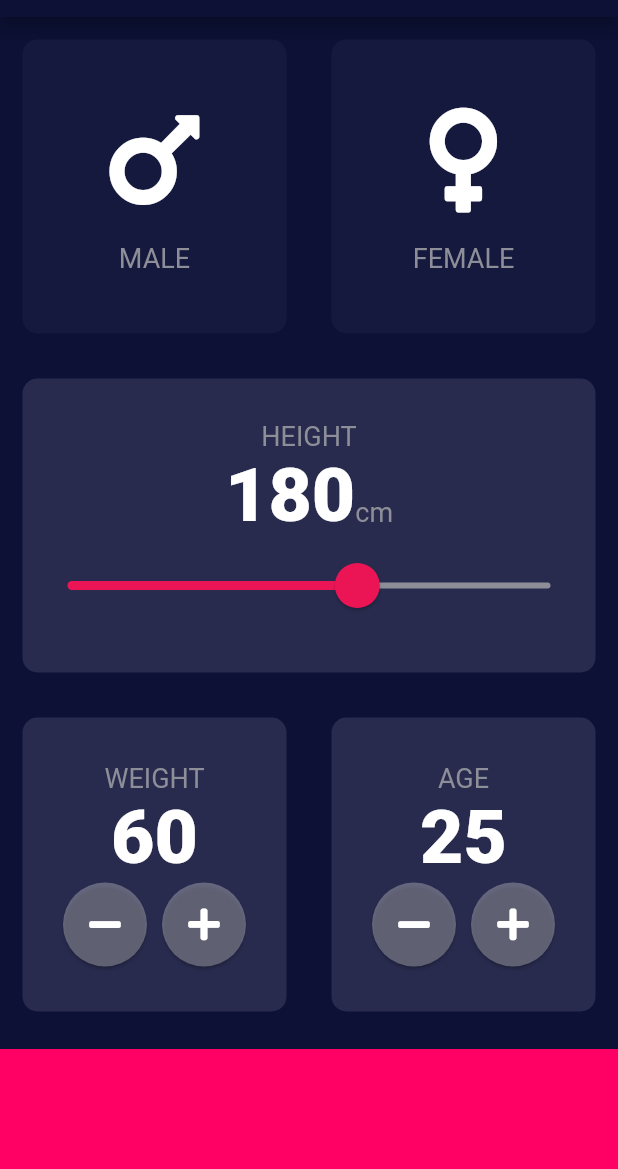
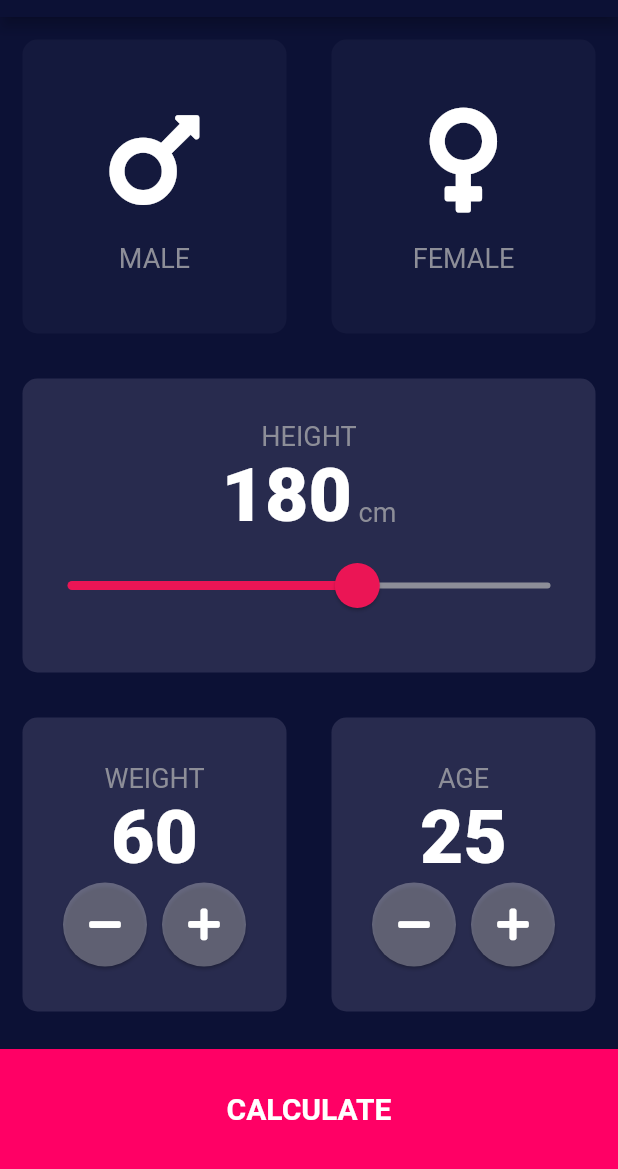
Before and after one commit to rautellin/flutter-BMI-calculator, a Flutter app: the screen it shows after launch, on a phone screen of 412 x 824 dp, the part 67-1236 px from its top. Run offline on Flutter 3.47's test engine with Material 2 defaults, Android fonts, the phone set to English and light mode, and no system bars; our stand-ins replace font_awesome_flutter.

Commit message:
refactored the app and added more widgets with styling!

```diff
--- /dev/null
+++ b/lib/bmi_data.dart
@@ -0,0 +1,31 @@
+import 'dart:math';
+
+class CalculatorBMI {
+  CalculatorBMI({this.height, this.weight});
+
+  final int height;
+  final int weight;
+
+  double _bmi;
+
+  String calculateBMI() {
+    _bmi = weight / pow(height / 100, 2);
+    return _bmi.toStringAsFixed(1);
+  }
+
+  String getResult() {
+    return (_bmi >= 25)
+        ? 'Overweight'
+        : _bmi > 18.5
+            ? 'Normal'
+            : 'Underweight';
+  }
+
+  String getInterpretation() {
+    return (_bmi >= 25)
+        ? 'You have a higher than normal body weight. Try to exercise more.'
+        : _bmi > 18.5
+            ? 'You have a normal body weight. Good job!'
+            : 'You have a lower than normal body weight. You can eat a bit more.';
+  }
+}
--- a/lib/constants/constants.dart
+++ b/lib/constants/constants.dart
@@ -1,15 +1,4 @@
-import 'package:flutter/material.dart';
+const double minSliderValue = 120.0;
+const double maxSliderValue = 220.0;
 
-const TextStyle textStyle = TextStyle(color: Color(0xFF8D8E98), fontSize: 18.0);
-const TextStyle numberStyle =
-    TextStyle(fontSize: 50.0, fontWeight: FontWeight.w900);
-const double bottomBarHeight = 80.0;
-const Color bottomBarColor = Color(0xFFFF0065);
-const Color activeCardColor = Color(0xFF282B4E);
-const Color inactiveCardColor = Color(0x4D282B4E);
-
-const minSliderValue = 120.0;
-const maxSliderValue = 220.0;
-const activeSliderColor = Color(0xFFEB1555);
-const activeSliderColorTransparent = Color(0x68EB1555);
-const inactiveSliderColor = Color(0xFF8D8E98);
+const String appName = 'BMI CALCULATOR';
--- /dev/null
+++ b/lib/constants/styles.dart
@@ -0,0 +1,45 @@
+import 'package:flutter/material.dart';
+
+const TextStyle textStyle = TextStyle(
+  color: Color(0xFF8D8E98),
+  fontSize: 18.0,
+);
+
+const TextStyle numberStyle = TextStyle(
+  fontSize: 50.0,
+  fontWeight: FontWeight.w900,
+);
+
+const titleTextStyle = TextStyle(
+  fontSize: 50.0,
+  fontWeight: FontWeight.bold,
+);
+
+const resultTextStyle = TextStyle(
+  color: Color(0xFF24D876),
+  fontSize: 22.0,
+  fontWeight: FontWeight.bold,
+);
+
+const BMITextStyle = TextStyle(
+  fontSize: 100.0,
+  fontWeight: FontWeight.bold,
+);
+
+const bodyTextStyle = TextStyle(
+  fontSize: 22.0,
+);
+
+const bottomTextStyle = TextStyle(
+  fontWeight: FontWeight.bold,
+  fontSize: 20.0,
+);
+
+const Color bottomBarColor = Color(0xFFFF0065);
+const Color activeCardColor = Color(0xFF282B4E);
+const Color inactiveCardColor = Color(0x4D282B4E);
+const activeSliderColor = Color(0xFFEB1555);
+const activeSliderColorTransparent = Color(0x68EB1555);
+const inactiveSliderColor = Color(0xFF8D8E98);
+
+const double bottomBarHeight = 80.0;
--- a/lib/main.dart
+++ b/lib/main.dart
@@ -1,5 +1,5 @@
 import 'package:flutter/material.dart';
-import 'input_page.dart';
+import 'screens/input_page.dart';
 
 void main() => runApp(BMICalculator());
 
--- a/lib/input_page.dart
+++ b/lib/screens/input_page.dart
@@ -1,9 +1,13 @@
 import 'package:flutter/material.dart';
 import 'package:font_awesome_flutter/font_awesome_flutter.dart';
-import 'widgets/icon_content.dart';
-import 'widgets/reusable_card.dart';
-import 'widgets/round_icon_button.dart';
-import 'constants/constants.dart' as Constants;
+import '../widgets/icon_content.dart';
+import '../widgets/reusable_card.dart';
+import '../widgets/round_icon_button.dart';
+import '../widgets/bottom_button.dart';
+import 'results_screen.dart';
+import '../constants/constants.dart' as Constants;
+import '../constants/styles.dart' as Styles;
+import '../bmi_data.dart';
 
 enum Gender { male, female }
 
@@ -40,8 +44,8 @@ class _InputPageState extends State<InputPage> {
                       });
                     },
                     color: selectedGender == Gender.male
-                        ? Constants.activeCardColor
-                        : Constants.inactiveCardColor,
+                        ? Styles.activeCardColor
+                        : Styles.inactiveCardColor,
                     child: IconContent(
                       icon: FontAwesomeIcons.mars,
                       text: 'MALE',
@@ -58,8 +62,8 @@ class _InputPageState extends State<InputPage> {
                       });
                     },
                     color: selectedGender == Gender.female
-                        ? Constants.activeCardColor
-                        : Constants.inactiveCardColor,
+                        ? Styles.activeCardColor
+                        : Styles.inactiveCardColor,
                     child: IconContent(
                       icon: FontAwesomeIcons.venus,
                       text: 'FEMALE',
@@ -71,32 +75,32 @@ class _InputPageState extends State<InputPage> {
           ),
           Expanded(
             child: ReusableCard(
-              color: Constants.activeCardColor,
+              color: Styles.activeCardColor,
               child: Column(
                 mainAxisAlignment: MainAxisAlignment.center,
                 children: [
                   Text(
                     'HEIGHT',
-                    style: Constants.textStyle,
+                    style: Styles.textStyle,
                   ),
                   Row(
                     mainAxisAlignment: MainAxisAlignment.center,
                     crossAxisAlignment: CrossAxisAlignment.baseline,
                     textBaseline: TextBaseline.alphabetic,
                     children: [
-                      Text(height.toString(), style: Constants.numberStyle),
+                      Text(height.toString(), style: Styles.numberStyle),
                       Text(
-                        'cm',
-                        style: Constants.textStyle,
+                        ' cm',
+                        style: Styles.textStyle,
                       )
                     ],
                   ),
                   SliderTheme(
                     data: SliderTheme.of(context).copyWith(
-                        inactiveTrackColor: Constants.inactiveSliderColor,
-                        activeTrackColor: Constants.activeSliderColor,
-                        thumbColor: Constants.activeSliderColor,
-                        overlayColor: Constants.activeSliderColorTransparent,
+                        inactiveTrackColor: Styles.inactiveSliderColor,
+                        activeTrackColor: Styles.activeSliderColor,
+                        thumbColor: Styles.activeSliderColor,
+                        overlayColor: Styles.activeSliderColorTransparent,
                         thumbShape:
                             RoundSliderThumbShape(enabledThumbRadius: 15.0),
                         overlayShape:
@@ -120,17 +124,17 @@ class _InputPageState extends State<InputPage> {
               children: [
                 Expanded(
                   child: ReusableCard(
-                    color: Constants.activeCardColor,
+                    color: Styles.activeCardColor,
                     child: Column(
                       mainAxisAlignment: MainAxisAlignment.center,
                       children: [
                         Text(
                           'WEIGHT',
-                          style: Constants.textStyle,
+                          style: Styles.textStyle,
                         ),
                         Text(
                           weight.toString(),
-                          style: Constants.numberStyle,
+                          style: Styles.numberStyle,
                         ),
                         Row(
                           mainAxisAlignment: MainAxisAlignment.center,
@@ -162,17 +166,17 @@ class _InputPageState extends State<InputPage> {
                 ),
                 Expanded(
                   child: ReusableCard(
-                    color: Constants.activeCardColor,
+                    color: Styles.activeCardColor,
                     child: Column(
                       mainAxisAlignment: MainAxisAlignment.center,
                       children: [
                         Text(
                           'AGE',
-                          style: Constants.textStyle,
+                          style: Styles.textStyle,
                         ),
                         Text(
                           age.toString(),
-                          style: Constants.numberStyle,
+                          style: Styles.numberStyle,
                         ),
                         Row(
                           mainAxisAlignment: MainAxisAlignment.center,
@@ -205,11 +209,22 @@ class _InputPageState extends State<InputPage> {
               ],
             ),
           ),
-          Container(
-            color: Constants.bottomBarColor,
-            margin: EdgeInsets.only(top: 10.0),
-            width: double.infinity,
-            height: Constants.bottomBarHeight,
+          BottomButton(
+            buttonText: 'CALCULATE',
+            onTapped: () {
+              CalculatorBMI calc =
+                  CalculatorBMI(height: height, weight: weight);
+              Navigator.push(
+                context,
+                MaterialPageRoute(
+                  builder: (BuildContext context) => ResultsScreen(
+                    bmiResult: calc.calculateBMI(),
+                    resultText: calc.getResult(),
+                    interpretation: calc.getInterpretation(),
+                  ),
+                ),
+              );
+            },
           )
         ],
       ),
--- /dev/null
+++ b/lib/widgets/bottom_button.dart
@@ -0,0 +1,27 @@
+import 'package:flutter/material.dart';
+import '../constants/styles.dart' as Styles;
+
+class BottomButton extends StatelessWidget {
+  final Function onTapped;
+  final String buttonText;
+
+  BottomButton({@required this.onTapped, @required this.buttonText});
+
+  @override
+  Widget build(BuildContext context) {
+    return GestureDetector(
+      onTap: onTapped,
+      child: Container(
+        child: Center(
+            child: Text(
+          buttonText,
+          style: Styles.bottomTextStyle,
+        )),
+        color: Styles.bottomBarColor,
+        margin: EdgeInsets.only(top: 10.0),
+        width: double.infinity,
+        height: Styles.bottomBarHeight,
+      ),
+    );
+  }
+}
--- a/lib/widgets/icon_content.dart
+++ b/lib/widgets/icon_content.dart
@@ -1,5 +1,5 @@
 import 'package:flutter/material.dart';
-import '../constants/constants.dart' as Constants;
+import '../constants/styles.dart' as Styles;
 
 class IconContent extends StatelessWidget {
   final IconData icon;
@@ -18,7 +18,7 @@ class IconContent extends StatelessWidget {
         ),
         Text(
           text,
-          style: Constants.textStyle,
+          style: Styles.textStyle,
         )
       ],
     );
```
Also changed, not shown: lib/screens/results_screen.dart (added, +74 -0 lines).
